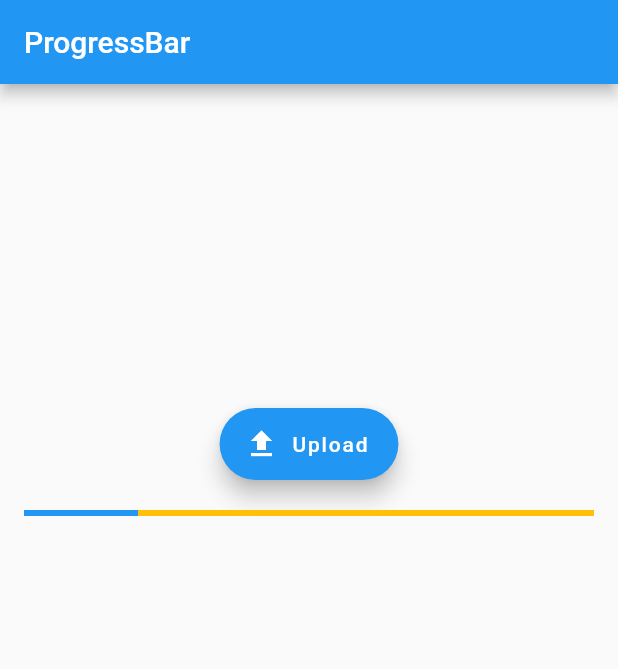
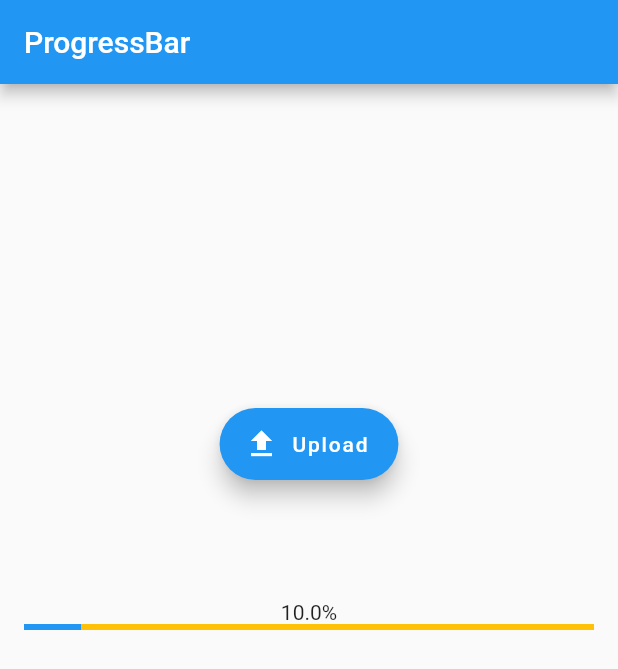
Before and after one commit to aloisiomartinez/layout_cubos_academy_exercises, a Flutter app: the screen it shows after launch, after a tap on "Upload", on a phone screen of 412 x 824 dp. Shown: the top 669 px of the screen. Run offline on Flutter 3.47's test engine with Material 2 defaults, Android fonts, the phone set to English and light mode, and no system bars.

Commit message:
progress bar

```diff
--- a/lib/main.dart
+++ b/lib/main.dart
@@ -1,3 +1,4 @@
+import 'dart:math';
 import 'package:flutter/material.dart';
 
 void main() {
@@ -138,10 +139,26 @@ class ProgressBarExercise extends StatefulWidget {
 
 class _ProgressBarExerciseState extends State<ProgressBarExercise> {
   double progress = 0;
+  double progressPercent = 0;
+  Random randomNumbers = Random();
+  String text = 'Clique para iniciar o upload';
+  bool disableButton = false;
 
   void progressBarValue() {
     setState(() {
-      progress += 0.2;
+      progress += randomNumbers.nextInt(30);
+      progressPercent = progress * 0.01;
+
+      text = progressPercent.toString();
+
+      if(progressPercent >= 1 ) {
+        text = 'Upload Completo';
+        disableButton = true;
+      } else {
+        progressPercent /= 0.01;
+        text = '$progressPercent%';
+      }
+
     });
   }
 
@@ -162,12 +179,13 @@ class _ProgressBarExerciseState extends State<ProgressBarExercise> {
             FloatingActionButton.extended(
               label: const Text('Upload'),
               icon: const Icon(Icons.upload),
-              onPressed: progressBarValue,
+              onPressed: disableButton ? null : progressBarValue,
             ),
-            Container(margin: const EdgeInsets.all(10.0),),
-             LinearProgressIndicator(
+            Container(margin: const EdgeInsets.all(40.0),),
+            Text(text),
+            LinearProgressIndicator(
               backgroundColor: Colors.amber,
-              value: progress,
+              value: progress * 0.01,
             ),
           ],
         ),
```
